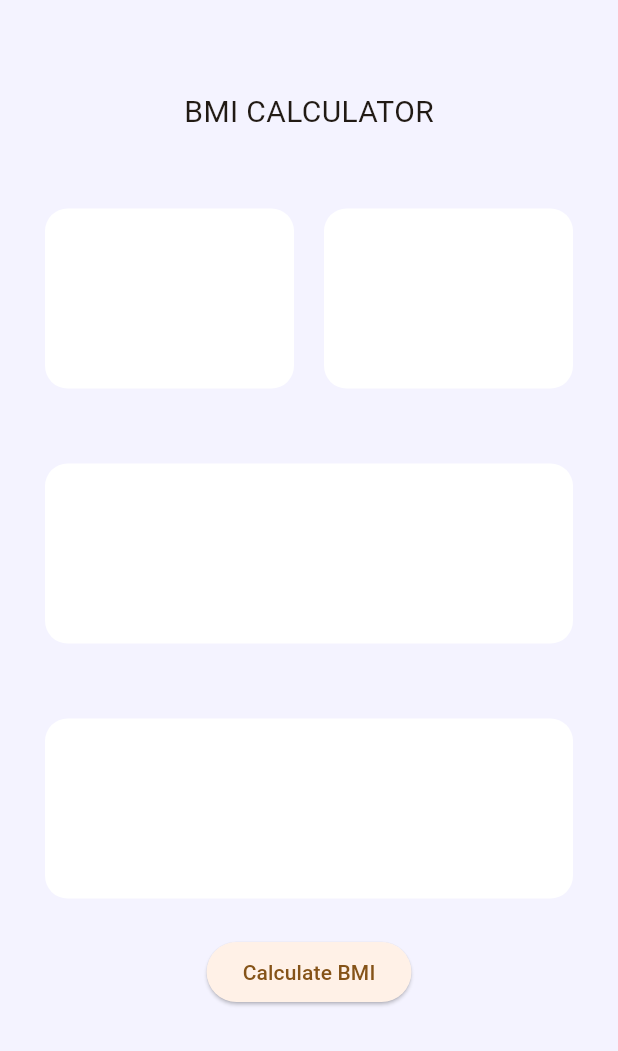
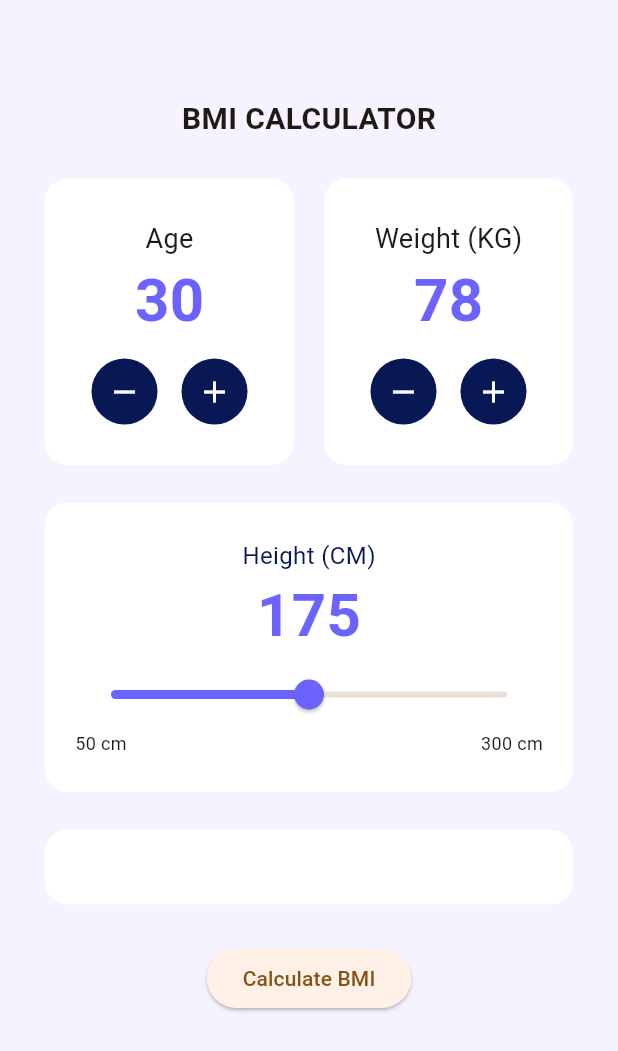
Before and after one commit to KimJJanGyu/git-daelim, a Flutter app: the MainScreen screen opened by its route, on a phone screen of 412 x 824 dp. Shown: the top 1051 px of the screen. Run offline on Flutter 3.47's test engine with Material 3 defaults, Android fonts, the phone set to English and light mode, and no system bars; our stand-ins replace go_router.

Commit message:
7주차(0417)

```diff
--- /dev/null
+++ b/lib/presentation/common/widgets/white_box.dart
@@ -0,0 +1,25 @@
+import 'package:flutter/material.dart';
+
+class WhiteBox extends StatelessWidget {
+  final EdgeInsetsGeometry padding;
+  final Widget child;
+
+  const WhiteBox({
+    super.key,
+    this.padding = EdgeInsets.zero, // 기본값 설정
+    required this.child,
+  });
+
+  @override
+  Widget build(BuildContext context) {
+    return Container(
+      width: double.infinity,
+      padding: padding,
+      decoration: BoxDecoration(
+        color: Colors.white,
+        borderRadius: BorderRadius.circular(15),
+      ),
+      child: child,
+    );
+  }
+}
--- a/lib/presentation/main/main_screen.dart
+++ b/lib/presentation/main/main_screen.dart
@@ -1,3 +1,6 @@
+import 'package:daelimflutter/presentation/common/widgets/white_box.dart';
+import 'package:daelimflutter/presentation/main/widgets/in_de_container.dart';
+import 'package:daelimflutter/presentation/main/widgets/height_box.dart';
 import 'package:flutter/material.dart';
 
 class MainScreen extends StatefulWidget {
@@ -8,39 +11,66 @@ class MainScreen extends StatefulWidget {
 }
 
 class _MainScreenState extends State<MainScreen> {
-  Widget _buildContainer() {
-    return Container(
-      height: 120,
-      margin: const EdgeInsets.only(top: 25),
-      decoration: BoxDecoration(
-        color: Colors.white,
-        borderRadius: BorderRadius.circular(15),
-      ),
-    );
-  }
+  int _age = 30;
+  int _weight = 78;
 
   @override
   Widget build(BuildContext context) {
     return Scaffold(
-      backgroundColor: Color(0xFFF4F3FF),
+      backgroundColor: const Color(0xFFF4F3FF),
       body: SafeArea(
         child: Padding(
-          padding: const EdgeInsets.only(left: 30, right: 30, bottom: 90),
+          padding: const EdgeInsets.symmetric(horizontal: 30, vertical: 30),
           child: Column(
-            spacing: 25,
+            crossAxisAlignment: CrossAxisAlignment.center,
             children: [
-              SizedBox(height: 35),
-              Text('BMI CALCULATOR', style: TextStyle(fontSize: 20)),
+              const SizedBox(height: 35),
+              const Text(
+                'BMI CALCULATOR',
+                style: TextStyle(fontSize: 20, fontWeight: FontWeight.bold),
+              ),
+              const SizedBox(height: 25),
               Row(
-                spacing: 20,
                 children: [
-                  Expanded(child: _buildContainer()),
-                  Expanded(child: _buildContainer()),
+                  Expanded(
+                    child: InDeContainer(
+                      title: 'Age',
+                      value: _age.toDouble(),
+                      onMinus: () {
+                        if (_age > 0) {
+                          setState(() => _age--);
+                        }
+                      },
+                      onPlus: () => setState(() => _age++),
+                    ),
+                  ),
+                  const SizedBox(width: 20),
+                  Expanded(
+                    child: InDeContainer(
+                      title: 'Weight (KG)',
+                      value: _weight.toDouble(),
+                      onMinus: () {
+                        if (_weight > 0) {
+                          setState(() => _weight--);
+                        }
+                      },
+                      onPlus: () => setState(() => _weight++),
+                    ),
+                  ),
                 ],
               ),
-              _buildContainer(),
-              _buildContainer(),
-              ElevatedButton(onPressed: () {}, child: Text('Calculate BMI')),
+              const SizedBox(height: 25),
+              const HeightBox(),
+              const SizedBox(height: 25),
+              WhiteBox(
+                padding: const EdgeInsets.all(25),
+                child: const SizedBox.shrink(),
+              ),
+              const SizedBox(height: 25),
+              ElevatedButton(
+                onPressed: () {},
+                child: const Text('Calculate BMI'),
+              ),
             ],
           ),
         ),
--- /dev/null
+++ b/lib/presentation/main/widgets/circle_icon_button.dart
@@ -0,0 +1,30 @@
+import 'package:flutter/material.dart';
+
+class CircleIconButton extends StatelessWidget {
+  final IconData icon;
+  final VoidCallback onTap; // onTap 매개변수 추가
+
+  const CircleIconButton({super.key, required this.icon, required this.onTap});
+
+  @override
+  Widget build(BuildContext context) {
+    return GestureDetector(
+      onTap: onTap,
+      child: Container(
+        width: 44, // 살짝 여유
+        height: 44,
+        decoration: BoxDecoration(
+          color: const Color(0xFF081854), // 진한 파랑 배경
+          shape: BoxShape.circle,
+        ),
+        child: Center(
+          child: Icon(
+            icon,
+            size: 24, // 크기 적당히 조정
+            color: Colors.white, // 확실히 흰색 아이콘 지정
+          ),
+        ),
+      ),
+    );
+  }
+}
--- /dev/null
+++ b/lib/presentation/main/widgets/height_box.dart
@@ -0,0 +1,54 @@
+import 'package:daelimflutter/presentation/common/widgets/white_box.dart';
+import 'package:flutter/material.dart';
+
+class HeightBox extends StatefulWidget {
+  const HeightBox({super.key});
+
+  @override
+  State<HeightBox> createState() => _HeightBoxState();
+}
+
+class _HeightBoxState extends State<HeightBox> {
+  double _height = 175;
+
+  @override
+  Widget build(BuildContext context) {
+    return WhiteBox(
+      padding: const EdgeInsets.symmetric(vertical: 24, horizontal: 20),
+      child: Column(
+        children: [
+          const Text(
+            'Height (CM)',
+            style: TextStyle(fontSize: 16, color: Color(0xFF081854)),
+          ),
+          Text(
+            _height.toInt().toString(),
+            style: const TextStyle(
+              fontSize: 40,
+              fontWeight: FontWeight.bold,
+              color: Color(0xFF6c63FF),
+            ),
+          ),
+          Slider(
+            min: 50,
+            max: 300,
+            value: _height,
+            activeColor: Color(0xFF6c63FF),
+            onChanged: (val) {
+              setState(() {
+                _height = val;
+              });
+            },
+          ),
+          const Row(
+            mainAxisAlignment: MainAxisAlignment.spaceBetween,
+            children: [
+              Text('50 cm', style: TextStyle(fontSize: 12)),
+              Text('300 cm', style: TextStyle(fontSize: 12)),
+            ],
+          ),
+        ],
+      ),
+    );
+  }
+}
--- /dev/null
+++ b/lib/presentation/main/widgets/in_de_container.dart
@@ -0,0 +1,64 @@
+import 'package:daelimflutter/presentation/common/widgets/white_box.dart';
+import 'package:daelimflutter/presentation/main/widgets/circle_icon_button.dart';
+import 'package:flutter/material.dart';
+
+class InDeContainer extends StatefulWidget {
+  final String title;
+  final double value;
+  final void Function() onPlus;
+  final void Function() onMinus;
+
+  const InDeContainer({
+    super.key,
+    required this.title,
+    required this.value,
+    required this.onPlus,
+    required this.onMinus,
+  });
+
+  @override
+  State<InDeContainer> createState() => _InDeContainerState();
+}
+
+class _InDeContainerState extends State<InDeContainer> {
+  @override
+  Widget build(BuildContext context) {
+    return WhiteBox(
+      padding: const EdgeInsets.all(27),
+      child: Column(
+        mainAxisAlignment: MainAxisAlignment.center,
+        children: [
+          Text(widget.title, style: const TextStyle(fontSize: 18)),
+          Text(
+            widget.value.toInt().toString(),
+            style: const TextStyle(
+              fontSize: 40,
+              fontWeight: FontWeight.bold,
+              color: Color(0xFF6c63FF),
+            ),
+          ),
+          const SizedBox(height: 10),
+          // Row(
+          //   mainAxisAlignment: MainAxisAlignment.center,
+          //   children: [
+          //     IconButton(
+          //       icon: const Icon(Icons.remove),
+          //       onPressed: widget.onMinus,
+          //     ),
+          //     const SizedBox(width: 16),
+          //     IconButton(icon: const Icon(Icons.add), onPressed: widget.onPlus),
+          //   ],
+          // ),
+          Row(
+            mainAxisAlignment: MainAxisAlignment.center,
+            children: [
+              CircleIconButton(icon: Icons.remove, onTap: widget.onMinus),
+              const SizedBox(width: 16),
+              CircleIconButton(icon: Icons.add, onTap: widget.onPlus),
+            ],
+          ),
+        ],
+      ),
+    );
+  }
+}
--- a/pubspec.yaml
+++ b/pubspec.yaml
@@ -35,6 +35,7 @@ dependencies:
   # The following adds the Cupertino Icons font to your application.
   # Use with the CupertinoIcons class for iOS style icons.
   cupertino_icons: ^1.0.8
+  lucide_icons_flutter: ^2.0.5
 
 dev_dependencies:
   flutter_test:
```
Also changed, not shown: flutter_03.png (added), flutter_04.png (added).
